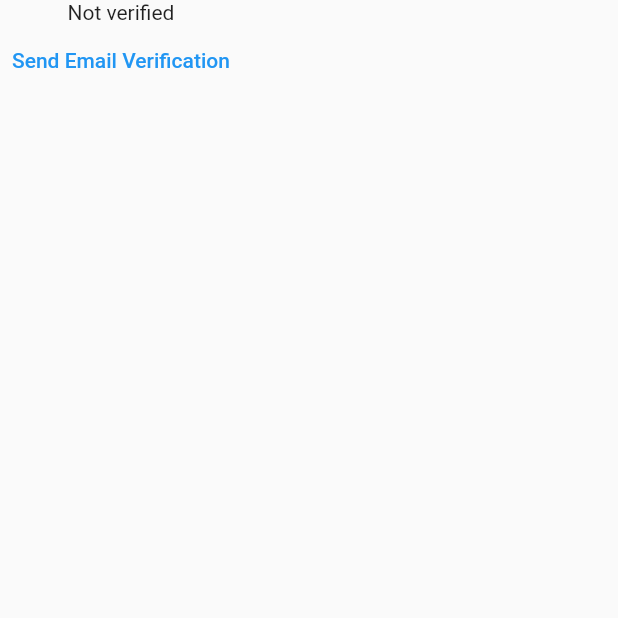
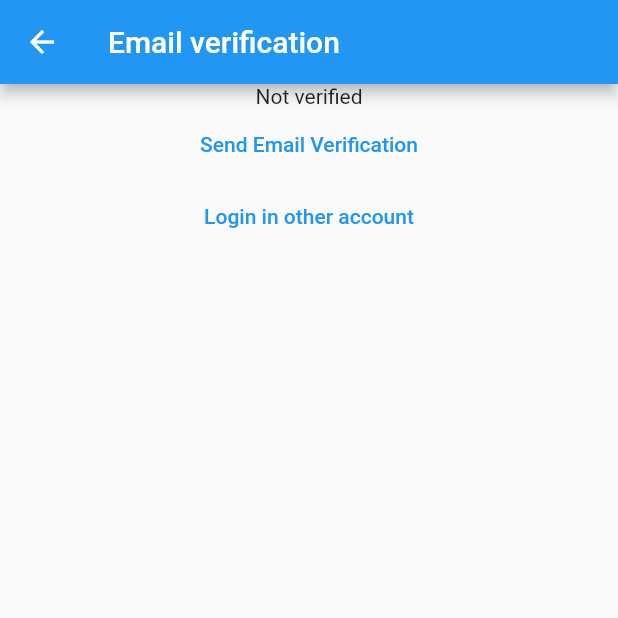
Before and after one commit to JulioCesarRuizG/Flutter_First_App, a Flutter app: the EmailVerificationView screen opened directly, on a phone screen of 412 x 824 dp, the top half of it. Run offline on Flutter 3.47's test engine with Material 2 defaults, Android fonts, the phone set to English and light mode, and no system bars; our stand-ins replace firebase_auth, firebase_core; accounts and stored records are empty; network calls fail.

Commit message:
Log Out feature

```diff
--- a/lib/views/verify_email_view.dart
+++ b/lib/views/verify_email_view.dart
@@ -11,7 +11,10 @@ class EmailVerificationView extends StatefulWidget {
 class _EmailVerificationViewState extends State<EmailVerificationView> {
   @override
   Widget build(BuildContext context) {
-    return Column(
+    return Scaffold(
+      appBar: AppBar(title: const Text("Email verification")),
+      body: Center(
+        child: Column(
           children: [
             const Text("Not verified"),
             TextButton(
@@ -19,8 +22,16 @@ class _EmailVerificationViewState extends State<EmailVerificationView> {
                   final user = FirebaseAuth.instance.currentUser;
                   await user?.sendEmailVerification();
                 },
-            child: const Text("Send Email Verification"))
+                child: const Text("Send Email Verification")),
+            TextButton(
+                onPressed: (() {
+                  Navigator.of(context)
+                      .pushNamedAndRemoveUntil("/login/", (route) => false);
+                }),
+                child: const Text("Login in other account")),
           ],
+        ),
+      ),
     );
   }
 }
```
Also changed, not shown: lib/main.dart (+79 -7 lines). Lines whose indentation alone changed are shown as unchanged.
